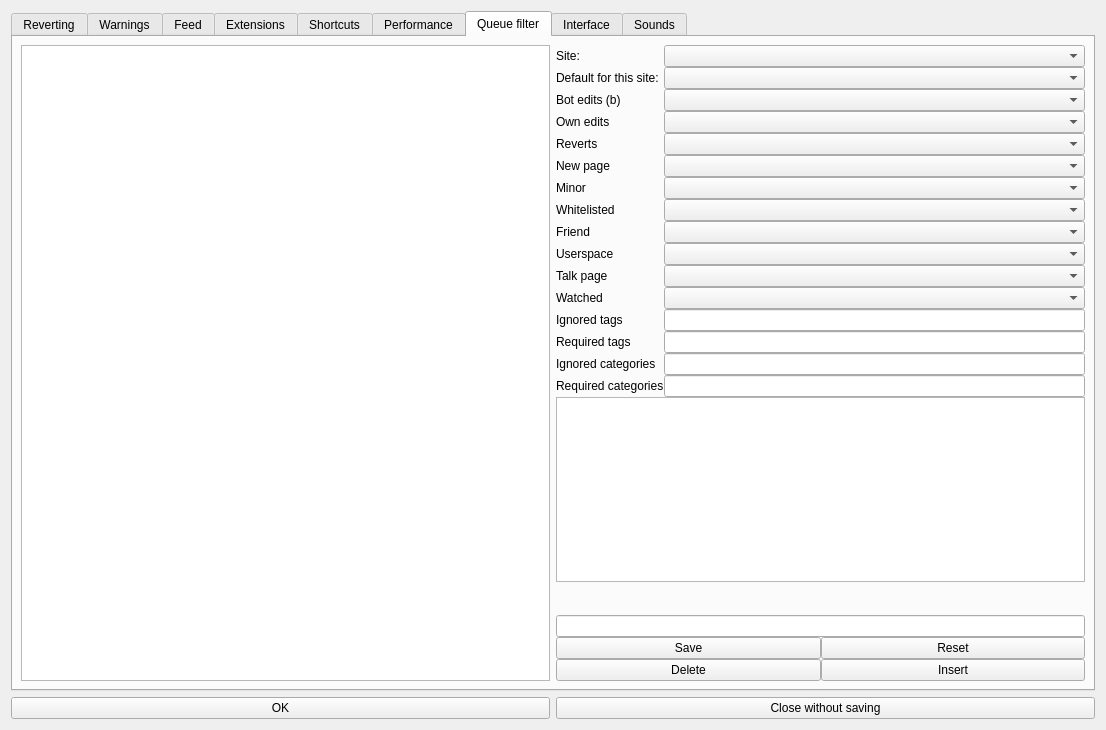
Above: huggle/preferences.ui from huggle/huggle3-qt-lx before the change. Below: the same form after it.
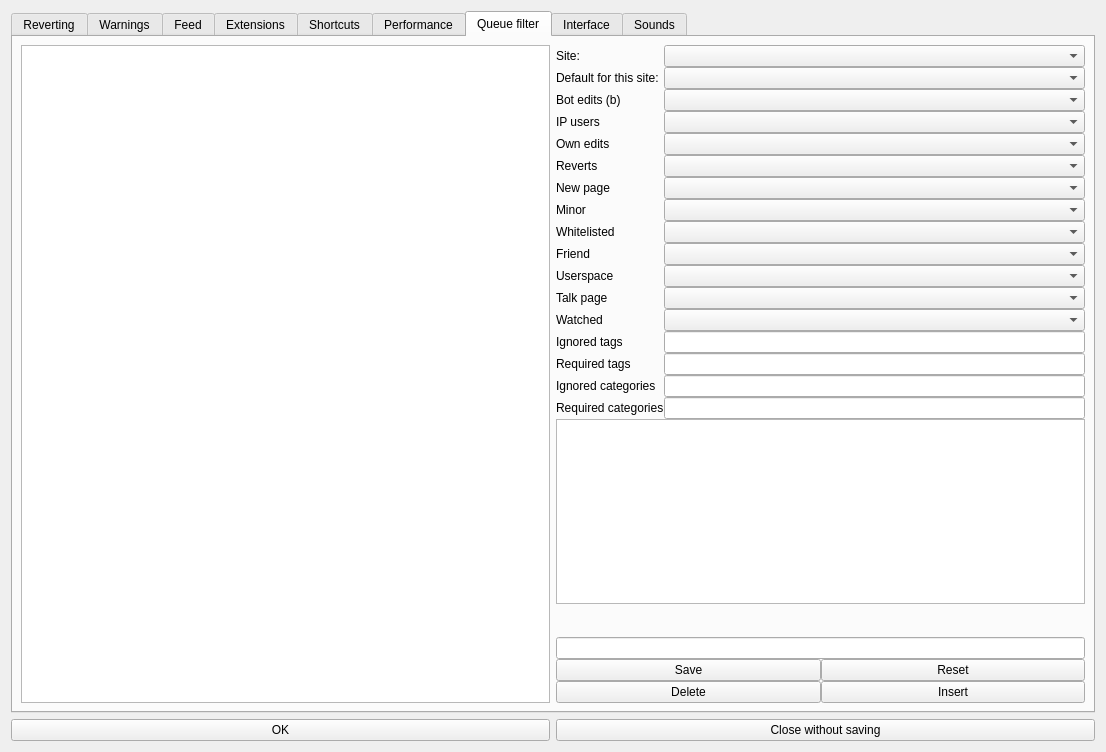
That is the form after the change. The open tabs and pages were chosen to show the change. Icons and pictures are not drawn.

Commit message: made it possible to filter IP / registered users

Diff of the .ui file:
```diff
--- a/huggle/preferences.ui
+++ b/huggle/preferences.ui
@@ -7,7 +7,7 @@
     <x>0</x>
     <y>0</y>
     <width>1106</width>
-    <height>730</height>
+    <height>752</height>
    </rect>
   </property>
   <property name="sizePolicy">
@@ -605,94 +605,94 @@
            <item row="3" column="1">
             <widget class="QComboBox" name="cbqBots"/>
            </item>
-           <item row="4" column="0">
+           <item row="5" column="0">
             <widget class="QLabel" name="label_ownEdits">
              <property name="text">
               <string>Own edits</string>
              </property>
             </widget>
            </item>
-           <item row="4" column="1">
+           <item row="5" column="1">
             <widget class="QComboBox" name="cbqOwn"/>
            </item>
-           <item row="5" column="0">
+           <item row="6" column="0">
             <widget class="QLabel" name="label_reverts">
              <property name="text">
               <string>Reverts</string>
              </property>
             </widget>
            </item>
-           <item row="5" column="1">
+           <item row="6" column="1">
             <widget class="QComboBox" name="cbqRevert"/>
            </item>
-           <item row="6" column="0">
+           <item row="7" column="0">
             <widget class="QLabel" name="label_8">
              <property name="text">
               <string>New page</string>
              </property>
             </widget>
            </item>
-           <item row="6" column="1">
+           <item row="7" column="1">
             <widget class="QComboBox" name="cbqNew"/>
            </item>
-           <item row="7" column="0">
+           <item row="8" column="0">
             <widget class="QLabel" name="label_minor">
              <property name="text">
               <string>Minor</string>
              </property>
             </widget>
            </item>
-           <item row="7" column="1">
+           <item row="8" column="1">
             <widget class="QComboBox" name="cbqMinor"/>
            </item>
-           <item row="8" column="0">
+           <item row="9" column="0">
             <widget class="QLabel" name="label_9">
              <property name="text">
               <string>Whitelisted</string>
              </property>
             </widget>
            </item>
-           <item row="8" column="1">
+           <item row="9" column="1">
             <widget class="QComboBox" name="cbqWl"/>
            </item>
-           <item row="9" column="0">
+           <item row="10" column="0">
             <widget class="QLabel" name="label_10">
              <property name="text">
               <string>Friend</string>
              </property>
             </widget>
            </item>
-           <item row="9" column="1">
+           <item row="10" column="1">
             <widget class="QComboBox" name="cbqFrd"/>
            </item>
-           <item row="10" column="0">
+           <item row="11" column="0">
             <widget class="QLabel" name="label_11">
              <property name="text">
               <string>Userspace</string>
              </property>
             </widget>
            </item>
-           <item row="10" column="1">
+           <item row="11" column="1">
             <widget class="QComboBox" name="cbqUserspace"/>
            </item>
-           <item row="11" column="0">
+           <item row="12" column="0">
             <widget class="QLabel" name="label_talk">
              <property name="text">
               <string>Talk page</string>
              </property>
             </widget>
            </item>
-           <item row="11" column="1">
+           <item row="12" column="1">
             <widget class="QComboBox" name="cbqTp"/>
            </item>
-           <item row="12" column="0">
+           <item row="13" column="0">
             <widget class="QLabel" name="label_watched">
              <property name="text">
               <string>Watched</string>
              </property>
             </widget>
            </item>
-           <item row="12" column="1">
+           <item row="13" column="1">
             <widget class="QComboBox" name="cbqWatched"/>
            </item>
            <item row="1" column="0">
@@ -715,46 +715,56 @@
              </property>
             </widget>
            </item>
-           <item row="13" column="0">
+           <item row="14" column="0">
             <widget class="QLabel" name="lFilterIgnoredTags">
              <property name="text">
               <string>Ignored tags</string>
              </property>
             </widget>
            </item>
-           <item row="14" column="0">
+           <item row="15" column="0">
             <widget class="QLabel" name="lRequiredTags">
              <property name="text">
               <string>Required tags</string>
              </property>
             </widget>
            </item>
-           <item row="13" column="1">
-            <widget class="QLineEdit" name="leIgnoredTags"/>
-           </item>
            <item row="14" column="1">
+            <widget class="QLineEdit" name="leIgnoredTags"/>
+           </item>
+           <item row="15" column="1">
             <widget class="QLineEdit" name="leRequiredTags"/>
            </item>
-           <item row="15" column="0">
+           <item row="16" column="0">
             <widget class="QLabel" name="lFilterIgnoredCategories">
              <property name="text">
               <string>Ignored categories</string>
              </property>
             </widget>
            </item>
-           <item row="16" column="0">
+           <item row="17" column="0">
             <widget class="QLabel" name="lRequiredCategories">
              <property name="text">
               <string>Required categories</string>
              </property>
             </widget>
            </item>
-           <item row="15" column="1">
-            <widget class="QLineEdit" name="leIgnoredCategories"/>
-           </item>
            <item row="16" column="1">
+            <widget class="QLineEdit" name="leIgnoredCategories"/>
+           </item>
+           <item row="17" column="1">
             <widget class="QLineEdit" name="leRequiredCategories"/>
            </item>
+           <item row="4" column="0">
+            <widget class="QLabel" name="label_Unregistered">
+             <property name="text">
+              <string>IP users</string>
+             </property>
+            </widget>
+           </item>
+           <item row="4" column="1">
+            <widget class="QComboBox" name="cbqIP"/>
+           </item>
           </layout>
          </item>
          <item>
```
The commit also changes 7 other files.
